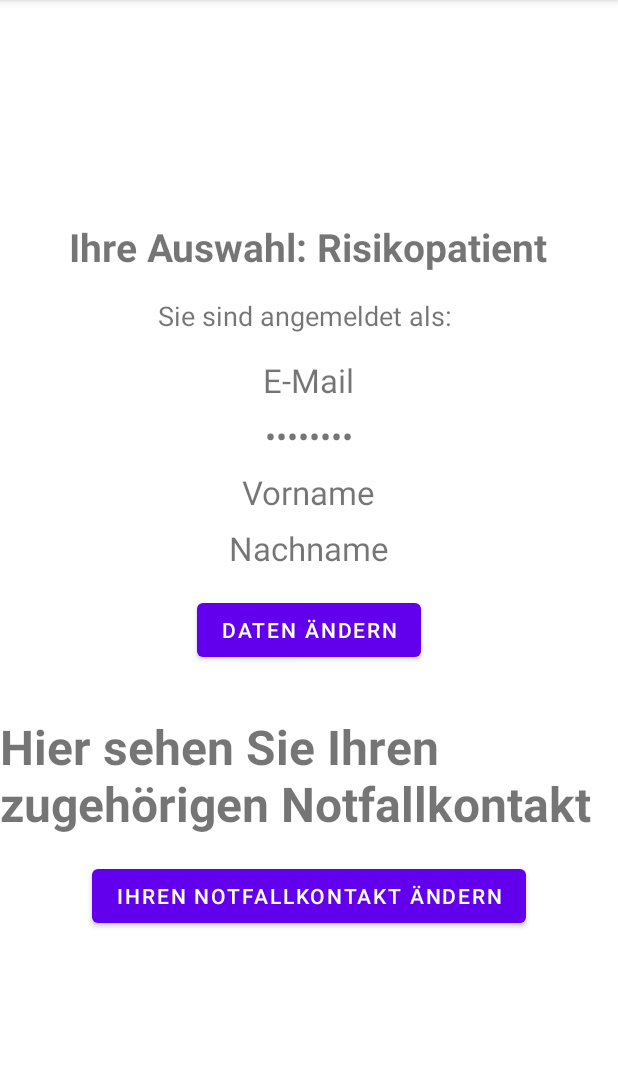
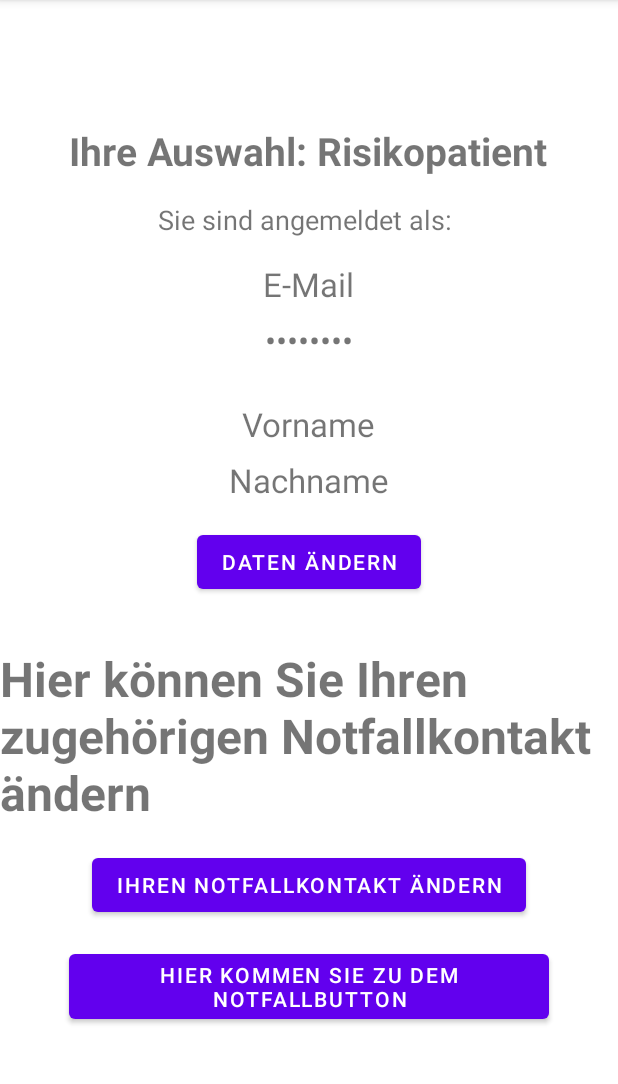
Before and after one commit to PhilippWeinhandl16/sturzapp, an Android app: the Risikopatient_Startseite screen opened directly, with no data from a screen before it, on a phone screen of 412 x 824 dp, the part 84-1168 px from its top. Run offline under Robolectric (Android 15) with nearby library versions, the phone set to English and light mode, and no system bars; our stand-ins replace Room's generated code.

Commit message:
Aktuelle änderungen

```diff
--- a/app/src/main/res/layout/activity_risikopatient_startseite.xml
+++ b/app/src/main/res/layout/activity_risikopatient_startseite.xml
@@ -36,7 +36,7 @@
     <TextView
         android:id="@+id/textViewpasswordRP_display"
         android:layout_width="wrap_content"
-        android:layout_height="wrap_content"
+        android:layout_height="48dp"
         android:layout_below="@id/textViewemailRP_display"
         android:layout_marginTop="8dp"
         android:layout_centerHorizontal="true"
@@ -80,9 +80,10 @@
         android:layout_below="@id/buttonDatenAendern"
         android:layout_marginTop="32dp"
         android:layout_centerHorizontal="true"
-        android:text="Hier sehen Sie Ihren zugehörigen Notfallkontakt"
+        android:text="Hier können Sie Ihren zugehörigen Notfallkontakt ändern"
         android:textSize="32dp"
-        android:textStyle="bold"/>
+        android:textStyle="bold"
+        />
 
     <Button
         android:id="@+id/buttonNotfallkontakt_aendern"
@@ -93,4 +94,13 @@
         android:layout_centerHorizontal="true"
         android:text="Ihren Notfallkontakt ändern" />
 
+    <Button
+        android:id="@+id/button_zumNotfallbutton"
+        android:layout_width="wrap_content"
+        android:layout_height="wrap_content"
+        android:layout_below="@id/buttonNotfallkontakt_aendern"
+        android:layout_marginTop="16dp"
+        android:layout_centerHorizontal="true"
+        android:text="Hier kommen Sie zu dem Notfallbutton" />
+
 </RelativeLayout>
```
Also changed, not shown: app/src/main/java/com/example/sturzapp/gui/risikopatient_gui/Risikopatient_Notfallbutton.java (+17 -0 lines), app/src/main/res/layout/activity_risikopatient_notfallbutton.xml (+7 -0 lines).
